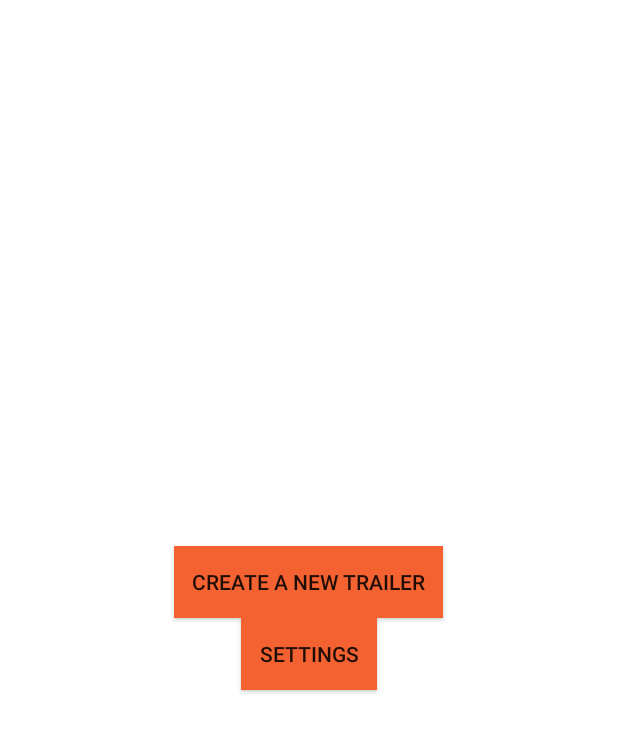
After one commit to 42chris/CSE5236TrailerApp, an Android app: the MainMenuActivity screen opened directly, with no data from a screen before it, on a phone screen of 412 x 824 dp. The commit adds this screen. Shown: the top 732 px of the screen. Run offline under Robolectric (Android 15) with nearby library versions, the phone set to English and light mode, and no system bars.

Commit message:
Added main menu activity and access to camera

```diff
--- a/app/src/main/AndroidManifest.xml
+++ b/app/src/main/AndroidManifest.xml
@@ -18,6 +18,8 @@
         </activity>
         <activity
             android:name=".CreateAccountActivity"/>
+        <activity
+            android:name=".MainMenuActivity"/>
     </application>
 
 </manifest>
--- a/app/src/main/java/edu/ohiostate/movietrailer/LoginActivity.java
+++ b/app/src/main/java/edu/ohiostate/movietrailer/LoginActivity.java
@@ -60,6 +60,8 @@ public class LoginActivity extends Activity {
 
                 if (password.equals(storedPassword)){
                     Toast.makeText(LoginActivity.this,"Successful Login",Toast.LENGTH_LONG).show();
+                    Intent intentMainMenu = new Intent(getApplicationContext(),MainMenuActivity.class);
+                    startActivity(intentMainMenu);
                 }
                 else{
                     Toast.makeText(LoginActivity.this,"Username and Password do not match",Toast.LENGTH_LONG).show();
--- /dev/null
+++ b/app/src/main/java/edu/ohiostate/movietrailer/MainMenuActivity.java
@@ -0,0 +1,84 @@
+package edu.ohiostate.movietrailer;
+
+import android.app.Activity;
+import android.content.Intent;
+import android.content.SharedPreferences;
+import android.provider.MediaStore;
+import android.support.v7.app.AppCompatActivity;
+import android.os.Bundle;
+import android.util.Log;
+import android.view.View;
+import android.widget.Button;
+import android.widget.EditText;
+import android.widget.TextView;
+import android.widget.Toast;
+
+public class MainMenuActivity extends Activity {
+
+    private Button mnewTrailerButton;
+    private Button msettingsButton;
+
+    private static final String TAG = "MainMenuActivity";
+
+    private  int mCurrentIndex = 0;
+
+
+    @Override
+    protected void onCreate(Bundle savedInstanceState) {
+        super.onCreate(savedInstanceState);
+        Log.d(TAG,"onCreate(Bundle) (MainMenu) called");
+        setContentView(R.layout.activity_menu);
+
+        mnewTrailerButton = (Button)findViewById(R.id.new_trailer_button);
+        msettingsButton = (Button)findViewById(R.id.settings_button);
+        mnewTrailerButton.setOnClickListener(new View.OnClickListener() {
+            @Override
+            public void onClick(View v) {
+                Toast.makeText(MainMenuActivity.this,"Create new video",Toast.LENGTH_LONG).show();
+                Intent video_intent = new Intent(MediaStore.ACTION_VIDEO_CAPTURE);
+                startActivity(video_intent);
+            }
+        });
+
+        msettingsButton.setOnClickListener(new View.OnClickListener() {
+            @Override
+            public void onClick(View v) {
+                Toast.makeText(MainMenuActivity.this,"Settings",Toast.LENGTH_LONG).show();
+            }
+        });
+
+    }
+
+//    public boolean checkLogin(){
+//
+//    }
+
+    @Override
+    public void onStart(){
+        super.onStart();
+        Log.d(TAG,"onStart() called");
+    }
+    @Override
+    public void onPause(){
+        super.onPause();
+        Log.d(TAG,"onPause() called");
+    }
+
+    @Override
+    public void onResume(){
+        super.onResume();
+        Log.d(TAG,"onResume() called");
+    }
+
+    @Override
+    public void onStop(){
+        super.onStop();
+        Log.d(TAG,"onStop() called");
+    }
+
+    @Override
+    public void onDestroy(){
+        super.onDestroy();
+        Log.d(TAG,"onDestroy() called");
+    }
+}
--- /dev/null
+++ b/app/src/main/res/layout/activity_menu.xml
@@ -0,0 +1,37 @@
+<?xml version="1.0" encoding="utf-8"?>
+<LinearLayout xmlns:android="http://schemas.android.com/apk/res/android"
+    xmlns:tools="http://schemas.android.com/tools"
+    android:layout_width="match_parent"
+    android:layout_height="match_parent"
+    android:gravity = "center"
+    android:orientation = "vertical"
+    android:background="#ffffff"
+    android:weightSum="1">
+
+    <LinearLayout
+        android:layout_width="wrap_content"
+        android:layout_height="wrap_content"
+        android:orientation="horizontal">
+    </LinearLayout>
+
+    <Button
+        android:id="@+id/new_trailer_button"
+        android:layout_width = "wrap_content"
+        android:layout_height="wrap_content"
+        android:gravity="center"
+        android:padding="12dp"
+        android:text = "Create a new trailer"
+        android:background="#f36230"
+        android:layout_gravity="center_horizontal" />
+
+    <Button
+        android:id="@+id/settings_button"
+        android:layout_width = "wrap_content"
+        android:layout_height="wrap_content"
+        android:gravity="center"
+        android:padding="12dp"
+        android:text = "Settings"
+        android:background="#f36230"
+        android:layout_gravity="center_horizontal" />
+
+</LinearLayout>
```
